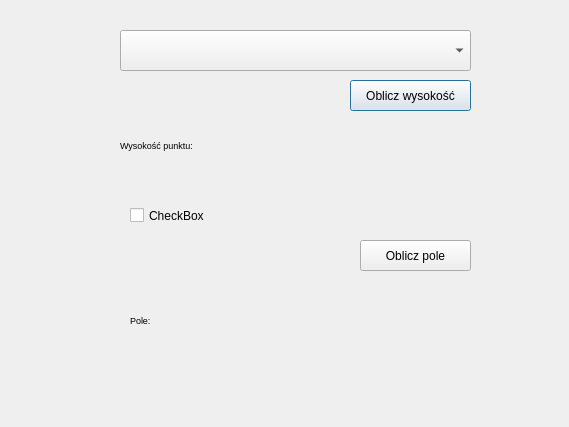
This is Wtyczka_KS_VP_dialog_base.ui in ViktorkaPanchuk/Projekt2_wtyczka as Qt 5 draws it before an edit. The edited form follows.
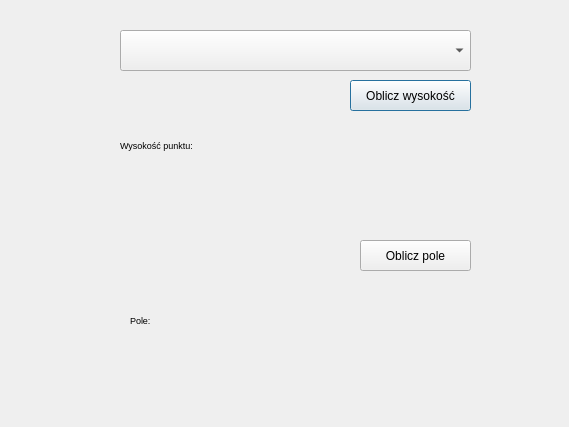
This is the edited form. Custom widgets are drawn as their Qt base class.

Diff of the .ui file:
```diff
--- a/Wtyczka_KS_VP_dialog_base.ui
+++ b/Wtyczka_KS_VP_dialog_base.ui
@@ -44,19 +44,6 @@
     <string>Wysokość punktu:</string>
    </property>
   </widget>
-  <widget class="QCheckBox" name="ZaznaczonePunkty">
-   <property name="geometry">
-    <rect>
-     <x>130</x>
-     <y>200</y>
-     <width>131</width>
-     <height>31</height>
-    </rect>
-   </property>
-   <property name="text">
-    <string>CheckBox</string>
-   </property>
-  </widget>
   <widget class="QPushButton" name="PoleButton">
    <property name="geometry">
     <rect>
```
